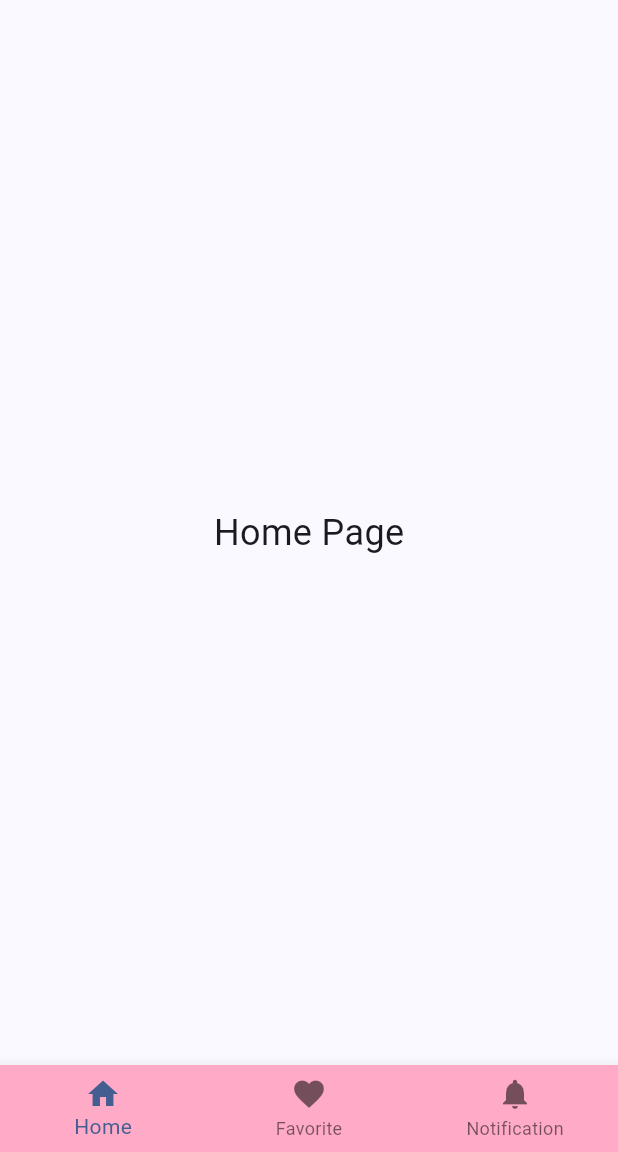
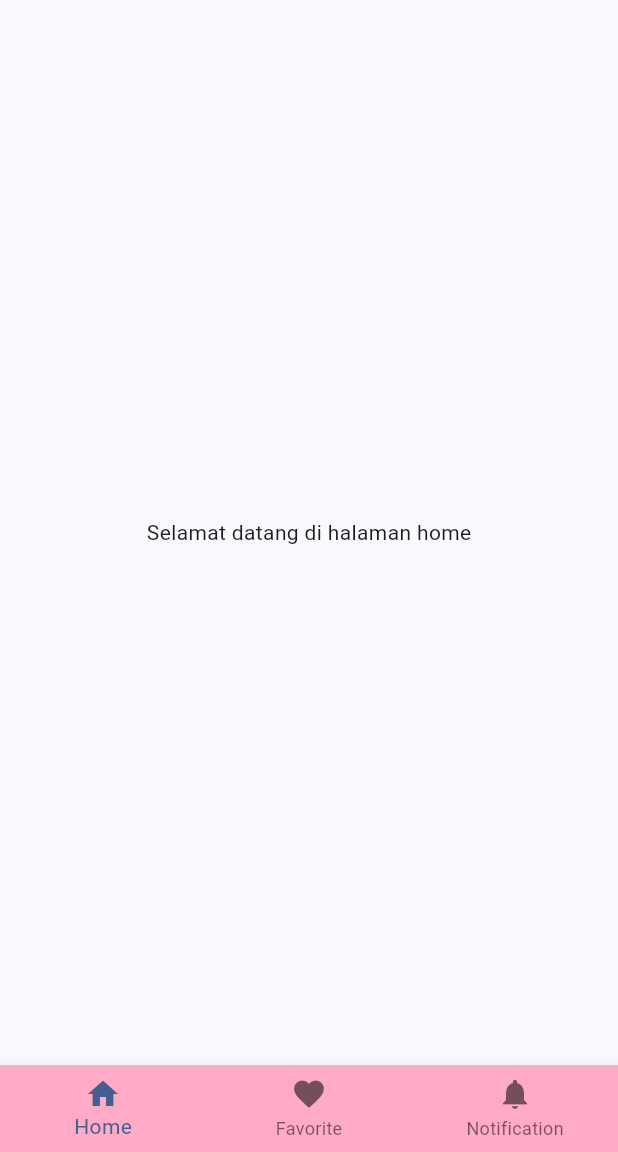
Before and after one commit to hole14/flutter_bottom_bar, a Flutter app: the screen it shows after launch, on a phone screen of 412 x 824 dp, the part 84-1236 px from its top. Run offline on Flutter 3.47's test engine with Material 3 defaults, Android fonts, the phone set to English and light mode, and no system bars.

Commit message:
Memperbaiki bottom, appbar, dan drawer

```diff
--- a/lib/main.dart
+++ b/lib/main.dart
@@ -1,16 +1,12 @@
 import 'package:flutter/material.dart';
 import 'package:flutter_bottom_bar/ui/FavoritePage/favorite.dart';
 import 'package:flutter_bottom_bar/ui/HomePage/home.dart';
+import 'package:flutter_bottom_bar/ui/NotificationPage/notifikasi.dart';
 import 'package:flutter_bottom_bar/ui/ProfilePage/profile.dart';
 import 'package:flutter_bottom_bar/ui/SettingPage/setting.dart';
 import 'package:flutter/services.dart';
 
 void main() {
-  WidgetsFlutterBinding.ensureInitialized();
-  SystemChrome.setSystemUIOverlayStyle(SystemUiOverlayStyle(
-    statusBarColor: Colors.transparent, // Biar transparan
-    statusBarIconBrightness: Brightness.dark, // Atur icon jadi gelap/terang
-  ));
   runApp(MyApp());
 }
 
@@ -35,7 +31,7 @@ class MainPage extends StatefulWidget {
 class _MainPageState extends State<MainPage> {
   int _selectedIndex = 0;
 
-  final List<Widget> _pages = [HomePage(), FavoritePage(), ProfilePage()];
+  final List<Widget> _pages = [HomePage(), FavoritePage(), NotifikasiPage()];
 
   void _onItemTapped(int index) {
     setState(() {
@@ -83,7 +79,6 @@ class _MainPageState extends State<MainPage> {
               leading: Icon(Icons.logout),
               title: Text('Logout'),
               onTap: () {
-              // Aksi logout
               Navigator.pop(context);
               },
             ),
--- a/lib/ui/FavoritePage/favorite.dart
+++ b/lib/ui/FavoritePage/favorite.dart
@@ -3,6 +3,8 @@ import 'package:flutter/material.dart';
 class FavoritePage extends StatelessWidget {
   @override
   Widget build(BuildContext context) {
-    return Center(child: Text('Favorite Page', style: TextStyle(fontSize: 24)));
+    return Scaffold(
+      body: Center(child: Text("Selamat datang di halaman favorite")),
+    );
   }
 }
--- a/lib/ui/HomePage/home.dart
+++ b/lib/ui/HomePage/home.dart
@@ -3,6 +3,8 @@ import 'package:flutter/material.dart';
 class HomePage extends StatelessWidget {
   @override
   Widget build(BuildContext context) {
-    return Center(child: Text('Home Page', style: TextStyle(fontSize: 24)));
+    return Scaffold(
+      body: Center(child: Text("Selamat datang di halaman home")),
+    );
   }
 }
--- a/lib/ui/NotificationPage/notifikasi.dart
+++ b/lib/ui/NotificationPage/notifikasi.dart
@@ -3,8 +3,8 @@ import 'package:flutter/material.dart';
 class NotifikasiPage extends StatelessWidget {
   @override
   Widget build(BuildContext context) {
-    return Center(
-      child: Text('Notification Page', style: TextStyle(fontSize: 24)),
+    return Scaffold(
+      body: Center(child: Text("Selamat datang di halaman notifikasi")),
     );
   }
 }
--- a/lib/ui/ProfilePage/profile.dart
+++ b/lib/ui/ProfilePage/profile.dart
@@ -3,6 +3,9 @@ import 'package:flutter/material.dart';
 class ProfilePage extends StatelessWidget {
   @override
   Widget build(BuildContext context) {
-    return Center(child: Text('Profile Page', style: TextStyle(fontSize: 24)));
+    return Scaffold(
+      appBar: AppBar(title: Text("Profile")),
+      body: Center(child: Text("Selamat datang di halaman profile")),
+    );
   }
 }
--- a/lib/ui/SettingPage/setting.dart
+++ b/lib/ui/SettingPage/setting.dart
@@ -3,6 +3,9 @@ import 'package:flutter/material.dart';
 class SettingPage extends StatelessWidget {
   @override
   Widget build(BuildContext context) {
-    return Center(child: Text('Setting Page', style: TextStyle(fontSize: 24)));
+    return Scaffold(
+      appBar: AppBar(title: Text("Setting")),
+      body: Center(child: Text("Selamat datang halaman setting")),
+    );
   }
 }
--- a/pubspec.yaml
+++ b/pubspec.yaml
@@ -28,6 +28,9 @@ environment:
 # the latest version available on pub.dev. To see which dependencies have newer
 # versions available, run `flutter pub outdated`.
 dependencies:
+
+  firebase_core: ^2.24.2
+  firebase_auth: ^4.17.4
 
   flutter:
     sdk: flutter
```
Also changed, not shown: pubspec.lock, 6 other files.
